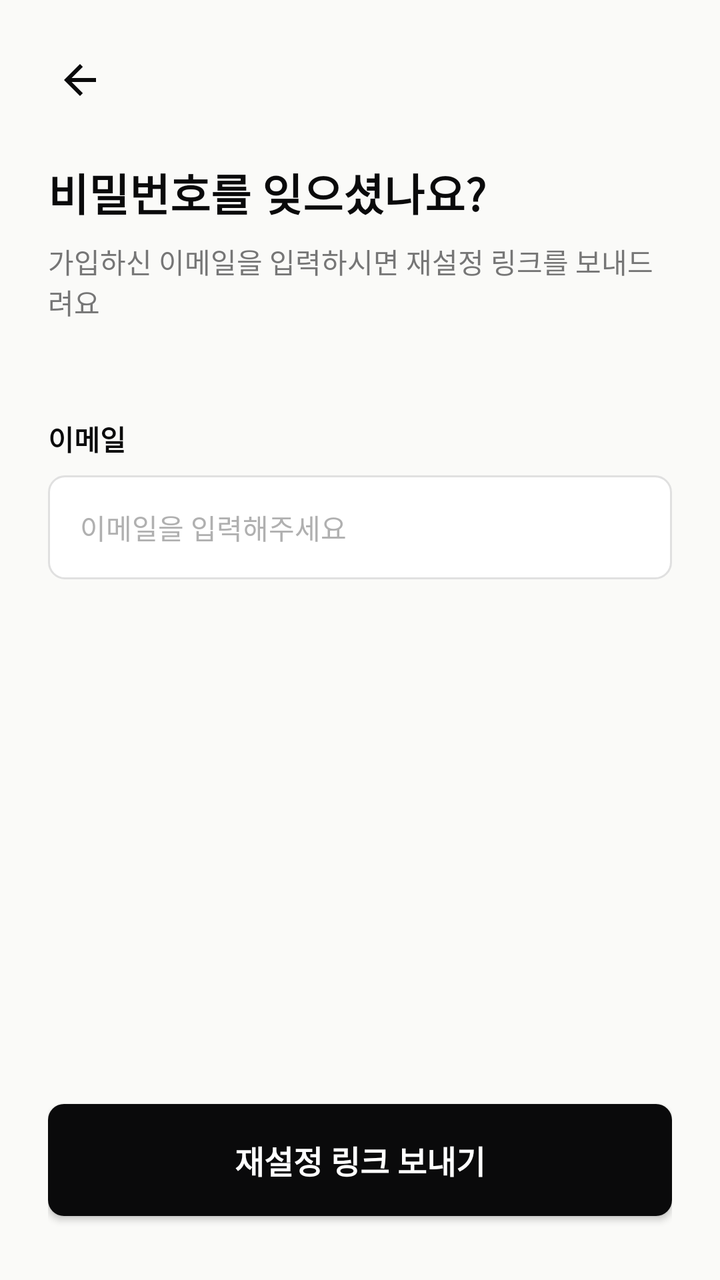
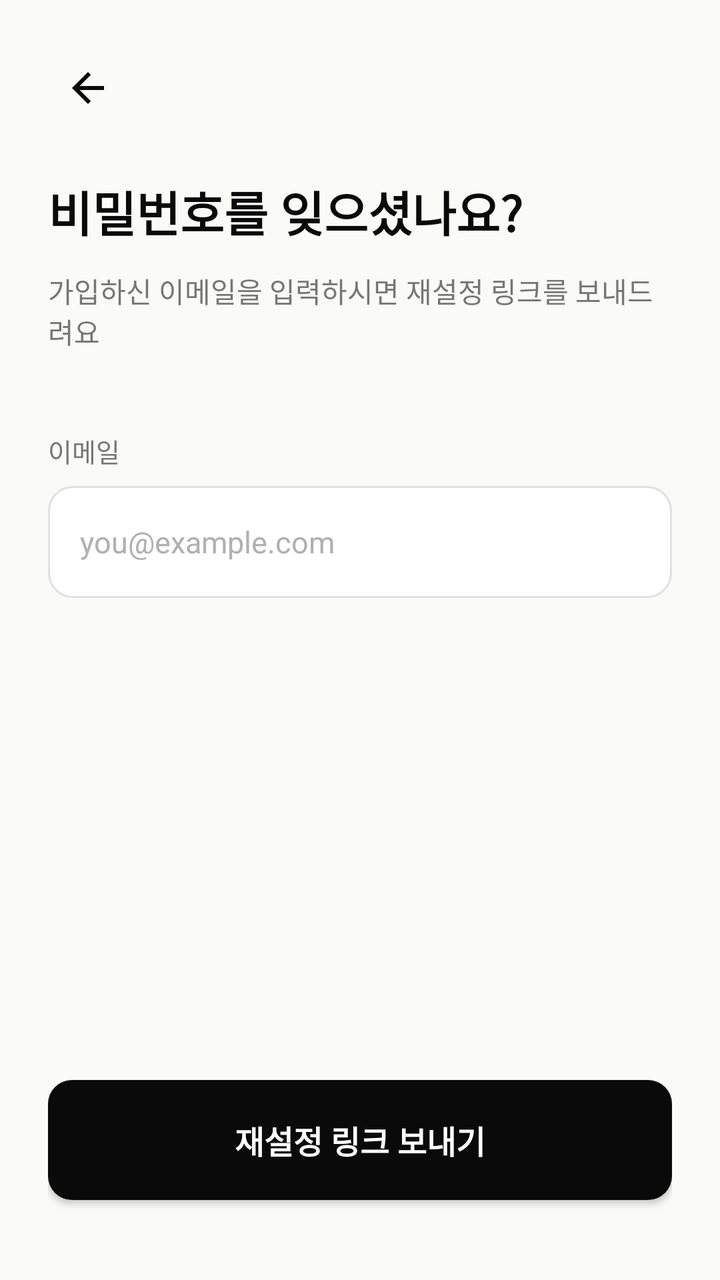

Two renders of the same Android screen: before a commit and after it. Below are the layout's source before the change and the commit's diff.
<!-- AndroidManifest.xml: application theme Theme.WHSAfterMate -->
<!-- res/layout/fragment_reset_password.xml -->
<?xml version="1.0" encoding="utf-8"?>
<androidx.constraintlayout.widget.ConstraintLayout xmlns:android="http://schemas.android.com/apk/res/android"
    xmlns:app="http://schemas.android.com/apk/res-auto"
    xmlns:tools="http://schemas.android.com/tools"
    android:layout_width="match_parent"
    android:layout_height="match_parent"
    android:background="@color/background"
    android:padding="24dp"
    tools:context=".ui.auth.ResetPasswordFragment">

    
    <ImageView
        android:id="@+id/btnBack"
        android:layout_width="wrap_content"
        android:layout_height="wrap_content"
        android:src="@drawable/ic_back"
        android:padding="4dp"
        app:layout_constraintStart_toStartOf="parent"
        app:layout_constraintTop_toTopOf="parent" />

    
    <TextView
        android:id="@+id/tvTitle"
        android:layout_width="wrap_content"
        android:layout_height="wrap_content"
        android:layout_marginTop="24dp"
        android:text="비밀번호를 잊으셨나요?"
        android:textColor="@color/whs_black"
        android:textSize="22sp"
        android:textStyle="bold"
        app:layout_constraintStart_toStartOf="parent"
        app:layout_constraintTop_toBottomOf="@id/btnBack" />

    <TextView
        android:id="@+id/tvSubtitle"
        android:layout_width="0dp"
        android:layout_height="wrap_content"
        android:layout_marginTop="8dp"
        android:text="가입하신 이메일을 입력하시면 재설정 링크를 보내드려요"
        android:textColor="@color/gray_text_label"
        android:textSize="14sp"
        app:layout_constraintEnd_toEndOf="parent"
        app:layout_constraintStart_toStartOf="parent"
        app:layout_constraintTop_toBottomOf="@id/tvTitle" />

    
    <TextView
        android:id="@+id/tvEmailLabel"
        android:layout_width="wrap_content"
        android:layout_height="wrap_content"
        android:layout_marginTop="48dp"
        android:text="이메일"
        android:textColor="@color/whs_black"
        android:textSize="14sp"
        android:textStyle="bold"
        app:layout_constraintStart_toStartOf="parent"
        app:layout_constraintTop_toBottomOf="@id/tvSubtitle" />

    <EditText
        android:id="@+id/etEmail"
        android:layout_width="0dp"
        android:layout_height="52dp"
        android:layout_marginTop="8dp"
        android:background="@drawable/bg_edittext"
        android:hint="이메일을 입력해주세요"
        android:inputType="textEmailAddress"
        android:paddingHorizontal="16dp"
        android:textSize="14sp"
        android:textColorHint="@color/gray_text_hint"
        app:layout_constraintEnd_toEndOf="parent"
        app:layout_constraintStart_toStartOf="parent"
        app:layout_constraintTop_toBottomOf="@id/tvEmailLabel" />

    
    <androidx.appcompat.widget.AppCompatButton
        android:id="@+id/btnSendResetLink"
        android:layout_width="0dp"
        android:layout_height="56dp"
        android:layout_marginBottom="8dp"
        android:background="@drawable/bg_button_black"
        android:text="재설정 링크 보내기"
        android:textColor="@color/white"
        android:textSize="16sp"
        android:textStyle="bold"
        app:layout_constraintBottom_toBottomOf="parent"
        app:layout_constraintEnd_toEndOf="parent"
        app:layout_constraintStart_toStartOf="parent" />

</androidx.constraintlayout.widget.ConstraintLayout>
<!-- resources referenced by this layout -->
<resources>
  <color name="background">#FAFAF8</color>
  <color name="gray_text_hint">#B0B0B0</color>
  <color name="gray_text_label">#767676</color>
  <color name="white">#FFFFFFFF</color>
  <color name="whs_black">#0A0A0B</color>
  <!-- drawable bg_button_black (drawable) -->
  <?xml version="1.0" encoding="utf-8"?>
  <shape xmlns:android="http://schemas.android.com/apk/res/android">
      <solid android:color="@color/whs_black" />
      <corners android:radius="8dp" />
  </shape>
  <!-- drawable bg_edittext (drawable) -->
  <?xml version="1.0" encoding="utf-8"?>
  <shape xmlns:android="http://schemas.android.com/apk/res/android">
      <solid android:color="@color/white" />
      <stroke
          android:width="1dp"
          android:color="@color/gray_border" />
      <corners android:radius="8dp" />
  </shape>
  <!-- drawable ic_back (drawable) -->
  <?xml version="1.0" encoding="utf-8"?>
  <vector xmlns:android="http://schemas.android.com/apk/res/android"
      android:width="24dp"
      android:height="24dp"
      android:viewportWidth="24"
      android:viewportHeight="24">
      <path
          android:fillColor="@color/whs_black"
          android:pathData="M20,11H7.83l5.59,-5.59L12,4l-8,8 8,8 1.41,-1.41L7.83,13H20v-2z" />
  </vector>
  <style name="Theme.WHSAfterMate" parent="Theme.MaterialComponents.DayNight.DarkActionBar">
          
          <item name="colorPrimary">@color/purple_500</item>
          <item name="colorPrimaryVariant">@color/purple_700</item>
          <item name="colorOnPrimary">@color/white</item>
          
          <item name="colorSecondary">@color/teal_200</item>
          <item name="colorSecondaryVariant">@color/teal_700</item>
          <item name="colorOnSecondary">@color/black</item>
          
          <item name="android:statusBarColor" tools:targetApi="l">?attr/colorPrimaryVariant</item>
      </style>
  <color name="gray_border">#E0E0E0</color>
  <color name="purple_500">#FF6200EE</color>
  <color name="purple_700">#FF3700B3</color>
  <color name="teal_200">#FF03DAC5</color>
  <color name="teal_700">#FF018786</color>
  <color name="black">#FF000000</color>
</resources>

<!-- the commit's change to res/layout/fragment_reset_password.xml (unified diff, before → after) -->
@@ -11,10 +11,10 @@
     
     <ImageView
         android:id="@+id/btnBack"
-        android:layout_width="wrap_content"
-        android:layout_height="wrap_content"
+        android:layout_width="40dp"
+        android:layout_height="40dp"
+        android:padding="8dp"
         android:src="@drawable/ic_back"
-        android:padding="4dp"
         app:layout_constraintStart_toStartOf="parent"
         app:layout_constraintTop_toTopOf="parent" />
 
@@ -26,7 +26,7 @@
         android:layout_marginTop="24dp"
         android:text="비밀번호를 잊으셨나요?"
         android:textColor="@color/whs_black"
-        android:textSize="22sp"
+        android:textSize="24sp"
         android:textStyle="bold"
         app:layout_constraintStart_toStartOf="parent"
         app:layout_constraintTop_toBottomOf="@id/btnBack" />
@@ -35,7 +35,7 @@
         android:id="@+id/tvSubtitle"
         android:layout_width="0dp"
         android:layout_height="wrap_content"
-        android:layout_marginTop="8dp"
+        android:layout_marginTop="12dp"
         android:text="가입하신 이메일을 입력하시면 재설정 링크를 보내드려요"
         android:textColor="@color/gray_text_label"
         android:textSize="14sp"
@@ -48,25 +48,25 @@
         android:id="@+id/tvEmailLabel"
         android:layout_width="wrap_content"
         android:layout_height="wrap_content"
-        android:layout_marginTop="48dp"
+        android:layout_marginTop="40dp"
         android:text="이메일"
-        android:textColor="@color/whs_black"
-        android:textSize="14sp"
-        android:textStyle="bold"
+        android:textColor="@color/gray_text_label"
+        android:textSize="13sp"
         app:layout_constraintStart_toStartOf="parent"
         app:layout_constraintTop_toBottomOf="@id/tvSubtitle" />
 
     <EditText
         android:id="@+id/etEmail"
         android:layout_width="0dp"
-        android:layout_height="52dp"
+        android:layout_height="56dp"
         android:layout_marginTop="8dp"
         android:background="@drawable/bg_edittext"
-        android:hint="이메일을 입력해주세요"
+        android:hint="you@example.com"
         android:inputType="textEmailAddress"
         android:paddingHorizontal="16dp"
-        android:textSize="14sp"
+        android:textColor="@color/whs_black"
         android:textColorHint="@color/gray_text_hint"
+        android:textSize="15sp"
         app:layout_constraintEnd_toEndOf="parent"
         app:layout_constraintStart_toStartOf="parent"
         app:layout_constraintTop_toBottomOf="@id/tvEmailLabel" />
@@ -75,10 +75,11 @@
     <androidx.appcompat.widget.AppCompatButton
         android:id="@+id/btnSendResetLink"
         android:layout_width="0dp"
-        android:layout_height="56dp"
-        android:layout_marginBottom="8dp"
+        android:layout_height="60dp"
+        android:layout_marginBottom="16dp"
         android:background="@drawable/bg_button_black"
         android:text="재설정 링크 보내기"
+        android:textAllCaps="false"
         android:textColor="@color/white"
         android:textSize="16sp"
         android:textStyle="bold"
@@ -86,4 +87,14 @@
         app:layout_constraintEnd_toEndOf="parent"
         app:layout_constraintStart_toStartOf="parent" />
 
+    <ProgressBar
+        android:id="@+id/pbResetLoading"
+        android:layout_width="wrap_content"
+        android:layout_height="wrap_content"
+        android:visibility="gone"
+        app:layout_constraintBottom_toBottomOf="parent"
+        app:layout_constraintEnd_toEndOf="parent"
+        app:layout_constraintStart_toStartOf="parent"
+        app:layout_constraintTop_toTopOf="parent" />
+
 </androidx.constraintlayout.widget.ConstraintLayout>
<!-- resource entries referenced after the edit -->
@@ -9,7 +9,7 @@
   <?xml version="1.0" encoding="utf-8"?>
   <shape xmlns:android="http://schemas.android.com/apk/res/android">
       <solid android:color="@color/whs_black" />
-      <corners android:radius="8dp" />
+      <corners android:radius="12dp" />
   </shape>
   <!-- drawable bg_edittext (drawable) -->
   <?xml version="1.0" encoding="utf-8"?>
@@ -18,7 +18,7 @@
       <stroke
           android:width="1dp"
           android:color="@color/gray_border" />
-      <corners android:radius="8dp" />
+      <corners android:radius="12dp" />
   </shape>
   <!-- drawable ic_back (drawable) -->
   <?xml version="1.0" encoding="utf-8"?>
